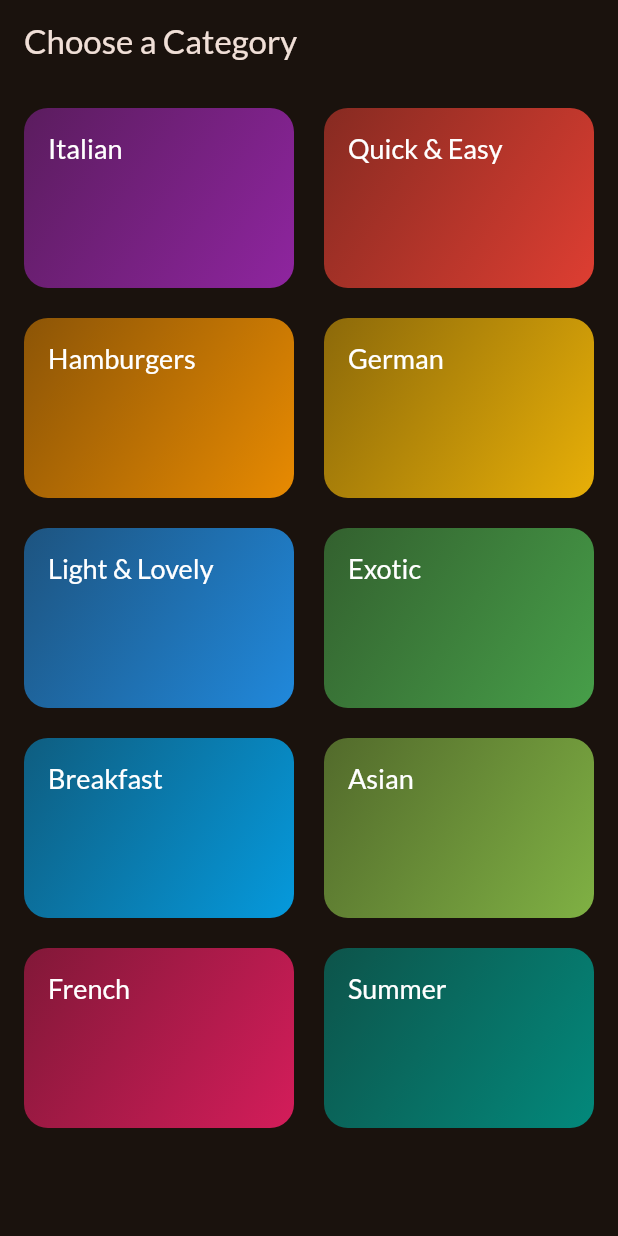
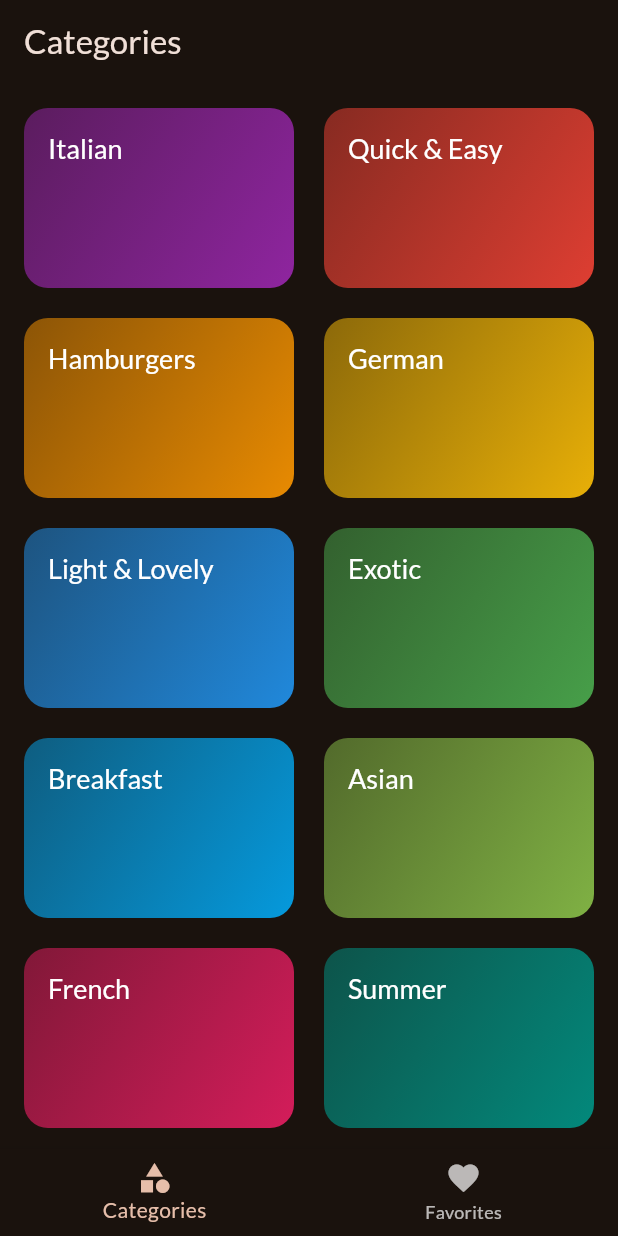
Before and after one commit to Ali-Hadi-Saker/Meal-App-Flutter, a Flutter app: the screen it shows after launch, on a phone screen of 412 x 824 dp. Run offline on Flutter 3.47's test engine with Material 3 defaults, Android fonts, the phone set to English and light mode, and no system bars; our stand-ins replace google_fonts, transparent_image.

Commit message:
added tab screen

```diff
--- a/lib/main.dart
+++ b/lib/main.dart
@@ -1,6 +1,6 @@
 import 'package:flutter/material.dart';
 import 'package:google_fonts/google_fonts.dart';
-import 'package:meal_app/screens/categories_screen.dart';
+import 'package:meal_app/screens/tabs_screen.dart';
 
 final theme = ThemeData(
   useMaterial3: true,
@@ -20,6 +20,6 @@ class App extends StatelessWidget {
 
   @override
   Widget build(BuildContext context) {
-    return MaterialApp(theme: theme, home: CategoriesScreen());
+    return MaterialApp(theme: theme, home: TabsScreen());
   }
 }
--- a/lib/screens/categories_screen.dart
+++ b/lib/screens/categories_screen.dart
@@ -7,9 +7,7 @@ class CategoriesScreen extends StatelessWidget {
 
   @override
   Widget build(BuildContext context) {
-    return Scaffold(
-      appBar: AppBar(title: Text('Choose a Category')),
-      body: GridView(
+    return GridView(
       padding: const EdgeInsets.all(16),
       gridDelegate: SliverGridDelegateWithFixedCrossAxisCount(
         crossAxisCount: 2,
@@ -22,7 +20,6 @@ class CategoriesScreen extends StatelessWidget {
         for (final category in availableCategories)
           CategoryGridItem(category: category),
       ],
-      ),
     );
   }
 }
--- a/lib/screens/meal_screen.dart
+++ b/lib/screens/meal_screen.dart
@@ -3,9 +3,9 @@ import 'package:meal_app/models/meal.dart';
 import 'package:meal_app/widgets/meal_item.dart';
 
 class MealScreen extends StatelessWidget {
-  const MealScreen({super.key, required this.meals, required this.title});
+  const MealScreen({super.key, required this.meals, this.title});
 
-  final String title;
+  final String? title;
   final List<Meal> meals;
 
   @override
@@ -36,6 +36,10 @@ class MealScreen extends StatelessWidget {
       );
     }
 
-    return Scaffold(appBar: AppBar(title: Text(title)), body: content);
+    if (title == null) {
+      return content;
+    }
+
+    return Scaffold(appBar: AppBar(title: Text(title!)), body: content);
   }
 }
--- /dev/null
+++ b/lib/screens/tabs_screen.dart
@@ -0,0 +1,47 @@
+import 'package:flutter/material.dart';
+import 'package:meal_app/screens/categories_screen.dart';
+import 'package:meal_app/screens/meal_screen.dart';
+
+class TabsScreen extends StatefulWidget {
+  const TabsScreen({super.key});
+
+  @override
+  State<TabsScreen> createState() => _TabsScreenState();
+}
+
+class _TabsScreenState extends State<TabsScreen> {
+  var _slectedIndex = 0;
+  String _selectedTitle = 'Categories';
+  void _selectScreen(int index) {
+    setState(() {
+      _slectedIndex = index;
+    });
+  }
+
+  @override
+  Widget build(BuildContext context) {
+    Widget activePage = CategoriesScreen();
+    if (_slectedIndex == 1) {
+      activePage = MealScreen(meals: []);
+      _selectedTitle = 'Your Favorite';
+    }
+    return Scaffold(
+      appBar: AppBar(title: Text(_selectedTitle)),
+      body: activePage,
+      bottomNavigationBar: BottomNavigationBar(
+        onTap: _selectScreen,
+        currentIndex: _slectedIndex,
+        items: [
+          BottomNavigationBarItem(
+            icon: Icon(Icons.category),
+            label: 'Categories',
+          ),
+          BottomNavigationBarItem(
+            icon: Icon(Icons.favorite),
+            label: 'Favorites',
+          ),
+        ],
+      ),
+    );
+  }
+}
```
Lines whose indentation alone changed are shown as unchanged.
